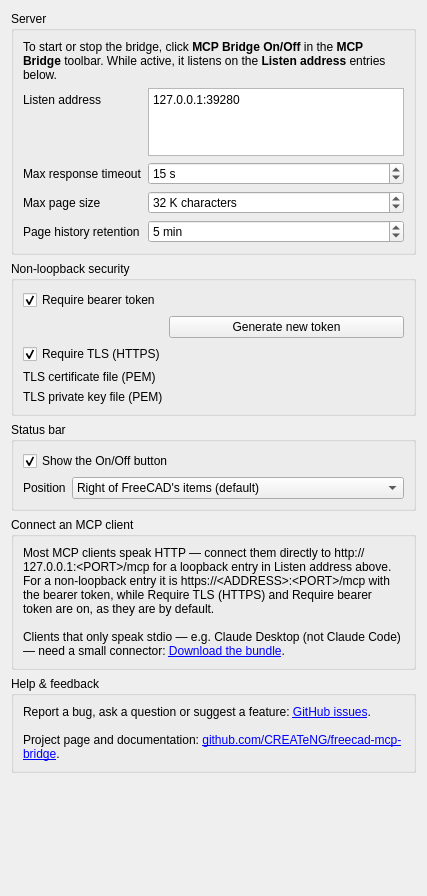
The window that freecad/mcp_bridge/Resources/Ui/preferences.ui (CREATeNG/freecad-mcp-bridge) describes before a commit, drawn with Qt 5.
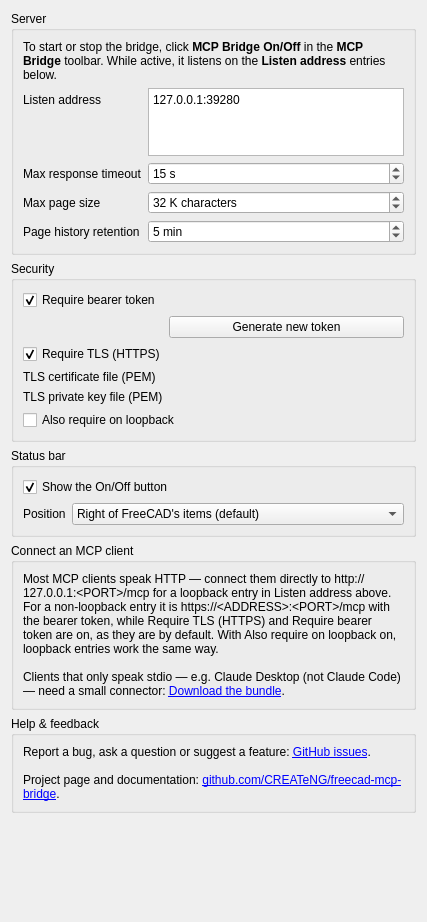
The same window after the commit. Custom widgets are drawn as their Qt base class.

Commit message: Add Also require on loopback, shim token/TLS settings, and macOS stop watcher

Diff of the .ui file:
```diff
--- a/freecad/mcp_bridge/Resources/Ui/preferences.ui
+++ b/freecad/mcp_bridge/Resources/Ui/preferences.ui
@@ -208,7 +208,7 @@
       </sizepolicy>
      </property>
      <property name="title">
-      <string>Non-loopback security</string>
+      <string>Security</string>
      </property>
      <layout class="QFormLayout" name="securityLayout">
       <item row="0" column="0" colspan="2">
@@ -311,6 +311,25 @@
         </property>
        </widget>
       </item>
+      <item row="5" column="0" colspan="2">
+       <widget class="Gui::PrefCheckBox" name="requireOnLoopbackCheckBox">
+        <property name="toolTip">
+         <string>Apply Require bearer token and Require TLS (HTTPS) to loopback entries too.</string>
+        </property>
+        <property name="text">
+         <string>Also require on loopback</string>
+        </property>
+        <property name="checked">
+         <bool>false</bool>
+        </property>
+        <property name="prefEntry" stdset="0">
+         <cstring>RequireOnLoopback</cstring>
+        </property>
+        <property name="prefPath" stdset="0">
+         <cstring>Mod/freecad-mcp-bridge</cstring>
+        </property>
+       </widget>
+      </item>
      </layout>
     </widget>
    </item>
@@ -405,7 +424,7 @@
          <enum>Qt::RichText</enum>
         </property>
         <property name="text">
-         <string>Most MCP clients speak HTTP — connect them directly to http://127.0.0.1:&amp;lt;PORT&amp;gt;/mcp for a loopback entry in Listen address above. For a non-loopback entry it is https://&amp;lt;ADDRESS&amp;gt;:&amp;lt;PORT&amp;gt;/mcp with the bearer token, while Require TLS (HTTPS) and Require bearer token are on, as they are by default.&lt;br/&gt;&lt;br/&gt;Clients that only speak stdio — e.g. Claude Desktop (not Claude Code) — need a small connector: &lt;a href="https://github.com/CREATeNG/freecad-mcp-bridge/releases/latest/download/freecad-mcp-bridge.mcpb"&gt;Download the bundle&lt;/a&gt;.</string>
+         <string>Most MCP clients speak HTTP — connect them directly to http://127.0.0.1:&amp;lt;PORT&amp;gt;/mcp for a loopback entry in Listen address above. For a non-loopback entry it is https://&amp;lt;ADDRESS&amp;gt;:&amp;lt;PORT&amp;gt;/mcp with the bearer token, while Require TLS (HTTPS) and Require bearer token are on, as they are by default. With Also require on loopback on, loopback entries work the same way.&lt;br/&gt;&lt;br/&gt;Clients that only speak stdio — e.g. Claude Desktop (not Claude Code) — need a small connector: &lt;a href="https://github.com/CREATeNG/freecad-mcp-bridge/releases/latest/download/freecad-mcp-bridge.mcpb"&gt;Download the bundle&lt;/a&gt;.</string>
         </property>
         <property name="wordWrap">
          <bool>true</bool>
```
Left out of the diff: 4 changed lines with no effect on the pictures. The commit also changes 15 other files.
